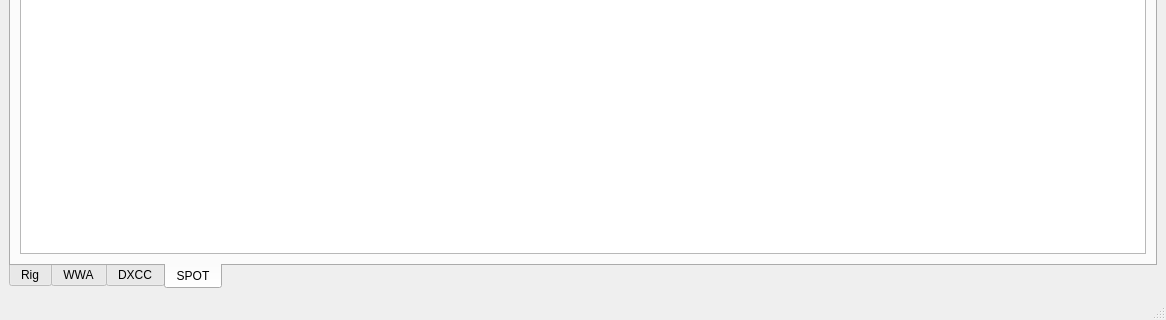
This is mainwindow.ui in eloranta/HamVibe as Qt 5 draws it before an edit; both pictures show x 0 to 1166 and y 304 to 624 of the 1166 by 624 pixel window. The edited form follows.
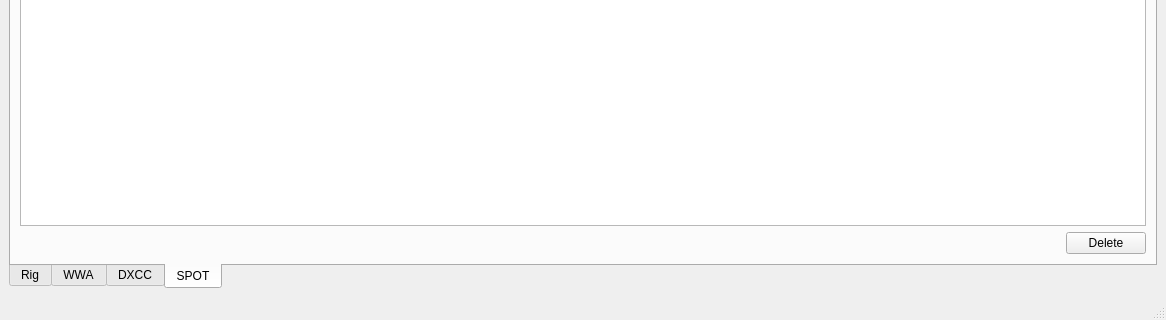
This is the edited form. The open tabs and pages were chosen to show the change. Custom widgets are drawn as their Qt base class.

Commit message: remove index field from spot view

What changed in the file:
```diff
--- a/mainwindow.ui
+++ b/mainwindow.ui
@@ -1105,6 +1105,30 @@
           <item>
            <widget class="QTableView" name="spotTableView"/>
           </item>
+          <item>
+           <layout class="QHBoxLayout" name="horizontalLayout_10">
+            <item>
+             <spacer name="horizontalSpacer_11">
+              <property name="orientation">
+               <enum>Qt::Orientation::Horizontal</enum>
+              </property>
+              <property name="sizeHint" stdset="0">
+               <size>
+                <width>40</width>
+                <height>20</height>
+               </size>
+              </property>
+             </spacer>
+            </item>
+            <item>
+             <widget class="QPushButton" name="spotDeleteButton">
+              <property name="text">
+               <string>Delete</string>
+              </property>
+             </widget>
+            </item>
+           </layout>
+          </item>
          </layout>
         </item>
        </layout>
```
Left out of the diff: 2 changed lines with no effect on the pictures. The commit also changes 2 other files.
